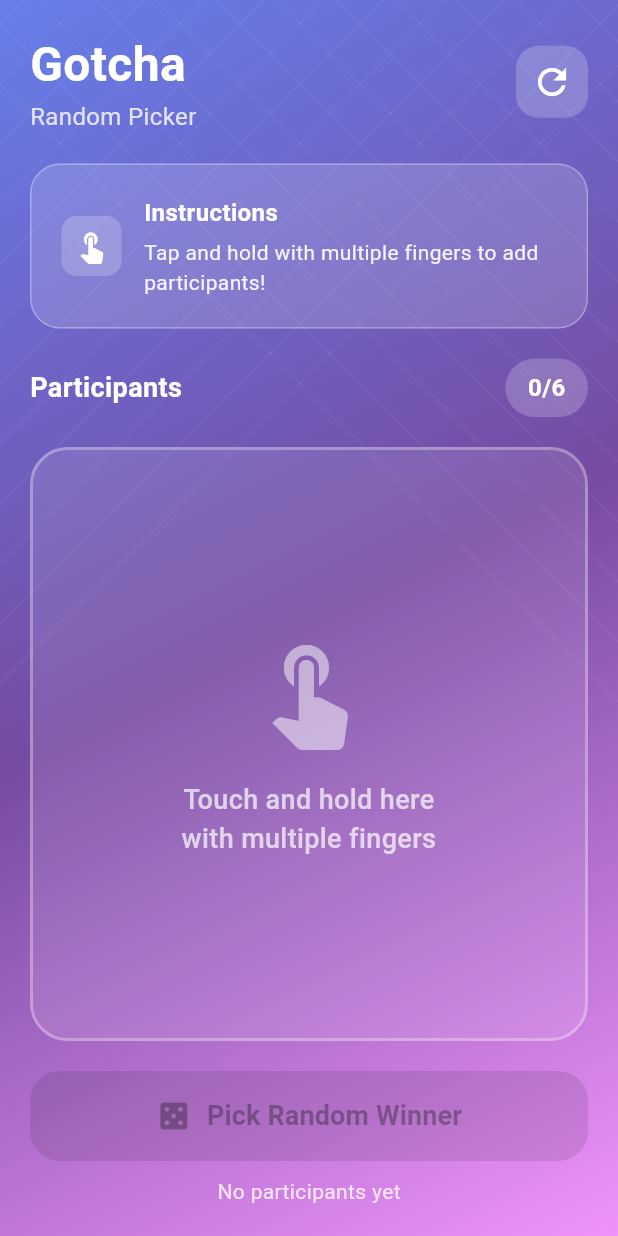
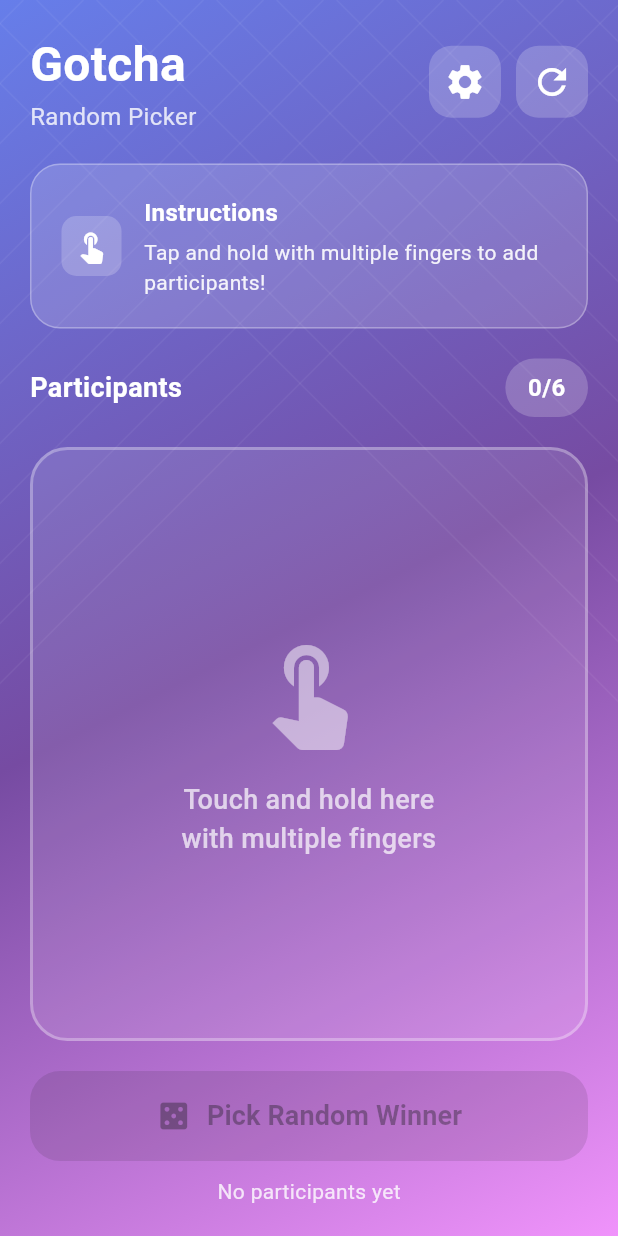
Before and after one commit to RensithUdara/Gotcha-Mobile-App, a Flutter app: the screen it shows after launch, on a phone screen of 412 x 824 dp. Run offline on Flutter 3.47's test engine with Material 3 defaults, Android fonts, the phone set to English and light mode, and no system bars; our stand-ins replace vibration; Roboto replaces fonts that are missing (Arial).

Commit message:
Refactor PeopleScreen to utilize SettingsController for dynamic gradient colors and background animation

```diff
--- a/lib/views/people_screen.dart
+++ b/lib/views/people_screen.dart
@@ -3,6 +3,7 @@ import '../controllers/people_controller.dart';
 import '../controllers/settings_controller.dart';
 import '../config/app_config.dart';
 import '../views/settings_screen.dart';
+import '../utils/app_utils.dart';
 
 class PeopleScreen extends StatefulWidget {
   final SettingsController settingsController;
@@ -48,23 +49,23 @@ class _PeopleScreenState extends State<PeopleScreen>
 
   @override
   Widget build(BuildContext context) {
+    return AnimatedBuilder(
+      animation: widget.settingsController,
+      builder: (context, _) {
         return Scaffold(
           body: Container(
             decoration: BoxDecoration(
               gradient: LinearGradient(
                 begin: Alignment.topLeft,
                 end: Alignment.bottomRight,
-            colors: [
-              Color(0xFF667eea),
-              Color(0xFF764ba2),
-              Color(0xFFf093fb),
-            ],
+                colors: widget.settingsController.gradientColors,
                 stops: [0.0, 0.5, 1.0],
               ),
             ),
         child: Stack(
           children: [
             // Animated background pattern
+            if (widget.settingsController.settings.enableBackgroundAnimation)
               AnimatedBuilder(
               animation: _backgroundAnimation,
               builder: (context, child) {
@@ -105,6 +106,29 @@ class _PeopleScreenState extends State<PeopleScreen>
                                 ),
                               ],
                             ),
+                            Row(
+                              children: [
+                                Container(
+                                  decoration: BoxDecoration(
+                                    color: Colors.white.withOpacity(0.2),
+                                    borderRadius: BorderRadius.circular(15),
+                                  ),
+                                  child: IconButton(
+                                    icon: Icon(Icons.settings, color: Colors.white, size: 28),
+                                    onPressed: () {
+                                      widget.settingsController.provideHapticFeedback(HapticIntensity.light);
+                                      Navigator.push(
+                                        context,
+                                        MaterialPageRoute(
+                                          builder: (context) => SettingsScreen(
+                                            settingsController: widget.settingsController,
+                                          ),
+                                        ),
+                                      );
+                                    },
+                                  ),
+                                ),
+                                SizedBox(width: 10),
                                 Container(
                                   decoration: BoxDecoration(
                                     color: Colors.white.withOpacity(0.2),
@@ -117,9 +141,10 @@ class _PeopleScreenState extends State<PeopleScreen>
                                 ),
                               ],
                             ),
+                          ],
                         ),
-
-                  // Instructions card
+                      ),                  // Instructions card
+                  if (widget.settingsController.settings.showInstructions)
                     AnimatedBuilder(
                     animation: _controller,
                     builder: (context, _) {
@@ -203,7 +228,7 @@ class _PeopleScreenState extends State<PeopleScreen>
                                 borderRadius: BorderRadius.circular(20),
                               ),
                               child: Text(
-                                '${_controller.fingers.length}/${AppConfig.maxParticipants}',
+                                '${_controller.fingers.length}/${widget.settingsController.settings.maxParticipants}',
                                 style: TextStyle(
                                   color: Colors.white,
                                   fontSize: 16,
@@ -353,6 +378,8 @@ class _PeopleScreenState extends State<PeopleScreen>
         ),
       ),
     );
+      },
+    );
   }
 
   IconData _getInstructionIcon() {
```
Also changed, not shown: 1 other file. Lines whose indentation alone changed are shown as unchanged.
